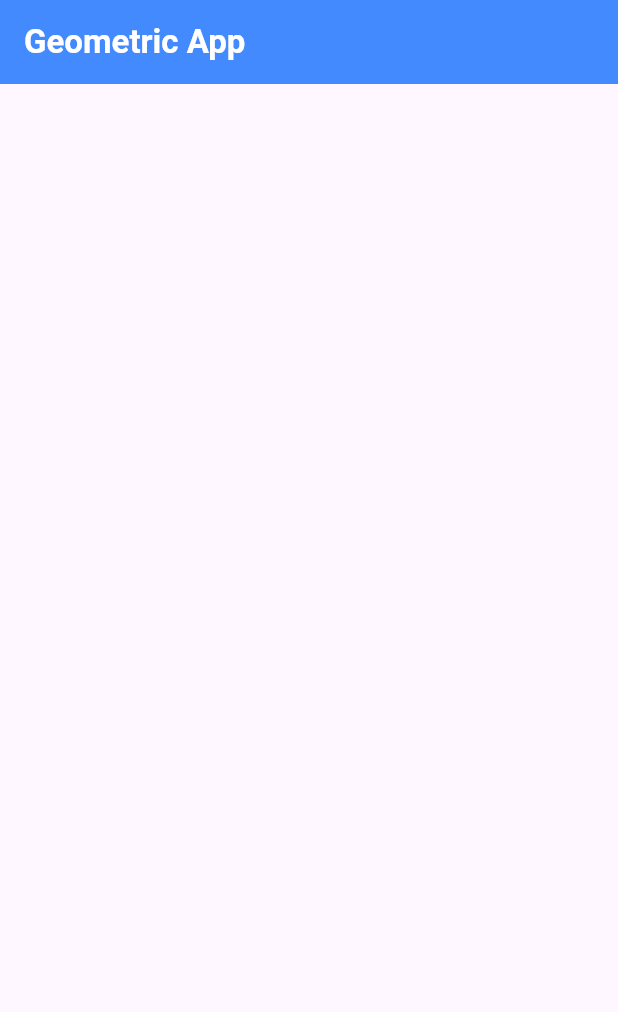
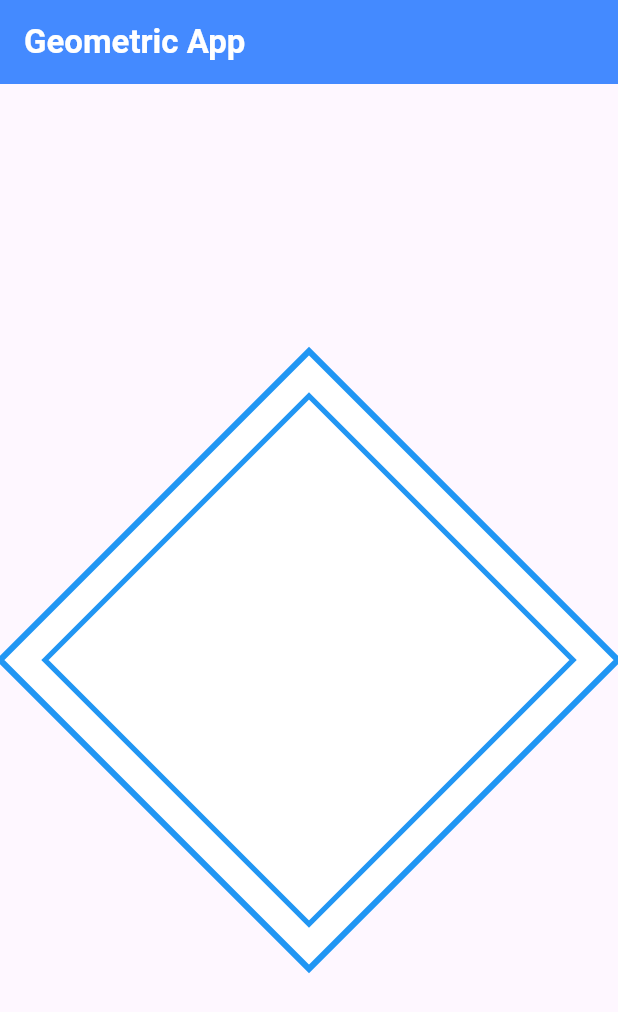
Before and after one commit to gusazevedo/geometrics, a Flutter app: the screen it shows after launch, on a phone screen of 412 x 824 dp. Shown: the top 1012 px of the screen. Run offline on Flutter 3.47's test engine with Material 3 defaults, Android fonts, the phone set to English and light mode, and no system bars; our stand-ins replace vibration.

```diff
--- a/lib/main.dart
+++ b/lib/main.dart
@@ -1,7 +1,9 @@
 import 'package:flutter/material.dart';
+import 'package:flutter/rendering.dart';
+import 'package:flutter/services.dart';
 import 'package:geometric/src/shapes/circle.dart';
-import 'package:touchable/touchable.dart';
-// import 'package:geometric/src/shapes/square.dart';
+import 'package:geometric/src/shapes/losangulo.dart';
+import 'package:vibration/vibration.dart';
 
 void main() {
   runApp(const GeometricApp());
@@ -12,6 +14,10 @@ class GeometricApp extends StatelessWidget {
 
   @override
   Widget build(BuildContext context) {
+    SystemChrome.setPreferredOrientations([
+      DeviceOrientation.portraitUp,
+      DeviceOrientation.portraitDown,
+    ]);
     return MaterialApp(
       debugShowCheckedModeBanner: false,
       home: Scaffold(
@@ -22,38 +28,66 @@ class GeometricApp extends StatelessWidget {
             style: TextStyle(color: Colors.white, fontWeight: FontWeight.bold),
           ),
         ),
-        body: const AppBody(),
+        body: AppBody(),
       ),
     );
   }
 }
 
 class AppBody extends StatelessWidget {
-  const AppBody({super.key});
+  AppBody({super.key});
+
+  final externalShapeKey = GlobalKey();
+  final internalShapeKey = GlobalKey();
 
   @override
   Widget build(BuildContext context) {
-    double deviceWidth = MediaQuery.of(context).size.width - 40;
-    double deviceHeight = MediaQuery.of(context).size.height - 120;
+    return Scaffold(
+      body: Listener(
+        onPointerMove: (PointerEvent details) {
+          final externalBox =
+              externalShapeKey.currentContext!.findRenderObject() as RenderBox;
+          final internalBox =
+              internalShapeKey.currentContext!.findRenderObject() as RenderBox;
 
-    return Center(
-      child: SizedBox(
-        width: deviceWidth,
-        height: deviceHeight,
-        child: CanvasTouchDetector(
-          gesturesToOverride: const [
-            GestureType.onLongPressStart,
-            GestureType.onLongPressEnd,
-            GestureType.onPanDown,
-            GestureType.onPanStart,
-            GestureType.onPanUpdate,
-            GestureType.onLongPressMoveUpdate,
-            GestureType.onTapDown,
-          ],
-          builder: (c) => CustomPaint(
-            painter: Circle(c),
-            child: Listener(
-              onPointerDown: (event) => print('oi'),
+          final boxHitTestResult = BoxHitTestResult();
+
+          Offset externalLocalPosition =
+              externalBox.globalToLocal(details.position);
+          Offset internalLocalPosition =
+              internalBox.globalToLocal(details.position);
+
+          final externalResultHitTest = externalBox.hitTest(boxHitTestResult,
+              position: externalLocalPosition);
+          final internalResultHitTest = internalBox.hitTest(boxHitTestResult,
+              position: internalLocalPosition);
+
+          final ehPraVibrar = externalResultHitTest && !internalResultHitTest;
+
+          if (ehPraVibrar) {
+            Vibration.vibrate(duration: 1000);
+          } else {
+            Vibration.cancel();
+          }
+        },
+        child: Container(
+          color: Colors.transparent,
+          width: double.infinity,
+          height: double.infinity,
+          child: Center(
+            child: Stack(
+              alignment: Alignment.center,
+              children: [
+                Losan(
+                  customPaintKey: externalShapeKey,
+                ),
+                Padding(
+                  padding: const EdgeInsets.all(30),
+                  child: Losan(
+                    customPaintKey: internalShapeKey,
+                  ),
+                )
+              ],
             ),
           ),
         ),
--- /dev/null
+++ b/lib/src/shapes/losangulo.dart
@@ -0,0 +1,77 @@
+import 'package:flutter/material.dart';
+
+class Losan extends StatelessWidget {
+  final Key customPaintKey;
+
+  const Losan({
+    super.key,
+    required this.customPaintKey,
+  });
+
+  @override
+  Widget build(BuildContext context) {
+    return LayoutBuilder(builder: (context, constraints) {
+      final width = constraints.maxWidth;
+      return CustomPaint(
+        key: customPaintKey,
+        size: Size(width, (width * 1).toDouble()),
+        painter: RPSCustomPainter(
+          size: Size(width, (width * 1).toDouble()),
+        ),
+      );
+    });
+  }
+}
+
+class RPSCustomPainter extends CustomPainter {
+  final Size size;
+
+  RPSCustomPainter({super.repaint, required this.size});
+
+  Path _drawGetPath() {
+    Path path_0 = Path();
+    path_0.moveTo(0, size.height * 0.5000000);
+    path_0.lineTo(size.width * 0.5000000, 0);
+    path_0.lineTo(size.width, size.height * 0.5000000);
+    path_0.lineTo(size.width * 0.5000000, size.height);
+    path_0.lineTo(0, size.height * 0.5000000);
+    path_0.close();
+
+    return path_0;
+  }
+
+  @override
+  void paint(Canvas canvas, Size size) {
+    Paint paintFill0 = Paint()
+      ..color = const Color.fromARGB(255, 255, 255, 255)
+      ..style = PaintingStyle.fill
+      ..strokeWidth = size.width * 0.01
+      ..strokeCap = StrokeCap.butt
+      ..strokeJoin = StrokeJoin.miter;
+
+    final path = _drawGetPath();
+
+    canvas.drawPath(path, paintFill0);
+    // Layer 1
+
+    Paint paintStroke0 = Paint()
+      ..color = const Color.fromARGB(255, 33, 150, 243)
+      ..style = PaintingStyle.stroke
+      ..strokeWidth = size.width * 0.01
+      ..strokeCap = StrokeCap.butt
+      ..strokeJoin = StrokeJoin.miter;
+
+    canvas.drawPath(path, paintStroke0);
+  }
+
+  @override
+  bool? hitTest(Offset position) {
+    final path = _drawGetPath();
+    return path.contains(position);
+  }
+
+  @override
+  bool shouldRepaint(covariant CustomPainter oldDelegate) {
+    return true;
+  }
+}
```
Also changed, not shown: lib/src/shapes/circle.dart (+48 -25 lines), pubspec.lock.
